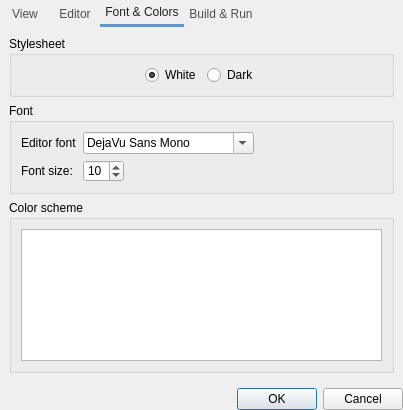
First picture: the form in oci/frontend/ui/dlg_preferences.ui, repository OpenCobolIDE/OpenCobolIDE, before the edit.
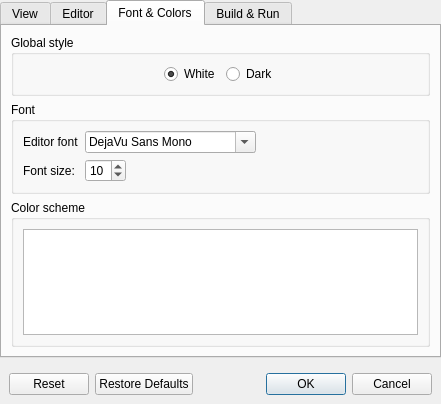
Second picture: the form after the edit. The open tabs and pages were chosen to show the change. Icons and pictures are not drawn.

Commit message:
Implement the new settings dialog
(nearly finished, remains a few polishing)  #36

The edit to the form file:
```diff
--- a/oci/frontend/ui/dlg_preferences.ui
+++ b/oci/frontend/ui/dlg_preferences.ui
@@ -6,8 +6,8 @@
    <rect>
     <x>0</x>
     <y>0</y>
-    <width>403</width>
-    <height>410</height>
+    <width>441</width>
+    <height>404</height>
    </rect>
   </property>
   <property name="windowTitle">
@@ -31,7 +31,7 @@
     border-bottom: 1px black;
 };</string>
      </property>
-     <layout class="QGridLayout" name="gridLayout_3">
+     <layout class="QGridLayout" name="widget_2">
       <property name="margin">
        <number>0</number>
       </property>
@@ -41,33 +41,7 @@
       <item row="0" column="0">
        <widget class="QTabWidget" name="tabWidget">
         <property name="styleSheet">
-         <string notr="true">QTabWidget::pane { /* The tab widget frame */
-     border-top: 1px black;
-     position: absolute;
- }
-
- QTabWidget::tab-bar {
-     alignment: center;
- }
-
- /* Style the tab using the tab sub-control. Note that
-     it reads QTabBar _not_ QTabWidget */
- QTabBar::tab {
-     border: none;
-     min-width: 40px;
-     padding: 5px;
-     color: #505050;
- }
-
- QTabBar::tab:selected, QTabBar::tab:hover {
-          border-bottom: 3px solid gray; /* same as the pane color */
-          color: #202020;
- }
-
- QTabBar::tab:selected {
-          border-bottom: 3px solid #5F96CD; /* same as the pane color */
-          color: #202020;
- }</string>
+         <string notr="true"/>
         </property>
         <property name="tabPosition">
          <enum>QTabWidget::North</enum>
@@ -303,7 +277,7 @@
           <item>
            <widget class="QGroupBox" name="groupBox_5">
             <property name="title">
-             <string>Stylesheet</string>
+             <string>Global style</string>
             </property>
             <layout class="QHBoxLayout" name="horizontalLayout_3">
              <item>
@@ -434,26 +408,13 @@
             <property name="title">
              <string>Color scheme</string>
             </property>
-            <layout class="QVBoxLayout" name="verticalLayout_5">
-             <item>
+            <layout class="QGridLayout" name="gridLayout_4">
+             <item row="0" column="0">
               <widget class="QListWidget" name="listWidgetColorSchemes"/>
              </item>
             </layout>
            </widget>
           </item>
-          <item>
-           <spacer name="verticalSpacer_2">
-            <property name="orientation">
-             <enum>Qt::Vertical</enum>
-            </property>
-            <property name="sizeHint" stdset="0">
-             <size>
-              <width>20</width>
-              <height>1</height>
-             </size>
-            </property>
-           </spacer>
-          </item>
          </layout>
         </widget>
         <widget class="QWidget" name="tab_2">
@@ -502,14 +463,21 @@
     </widget>
    </item>
    <item row="1" column="0">
-    <widget class="QDialogButtonBox" name="buttonBox">
-     <property name="orientation">
-      <enum>Qt::Horizontal</enum>
+    <layout class="QGridLayout" name="gridLayout_3">
+     <property name="margin">
+      <number>9</number>
      </property>
-     <property name="standardButtons">
-      <set>QDialogButtonBox::Cancel|QDialogButtonBox::Ok</set>
-     </property>
-    </widget>
+     <item row="0" column="0">
+      <widget class="QDialogButtonBox" name="buttonBox">
+       <property name="orientation">
+        <enum>Qt::Horizontal</enum>
+       </property>
+       <property name="standardButtons">
+        <set>QDialogButtonBox::Cancel|QDialogButtonBox::Ok|QDialogButtonBox::Reset|QDialogButtonBox::RestoreDefaults</set>
+       </property>
+      </widget>
+     </item>
+    </layout>
    </item>
   </layout>
  </widget>
```
Left out of the diff: 18 changed lines with no effect on the pictures. The commit also changes 6 other files.
